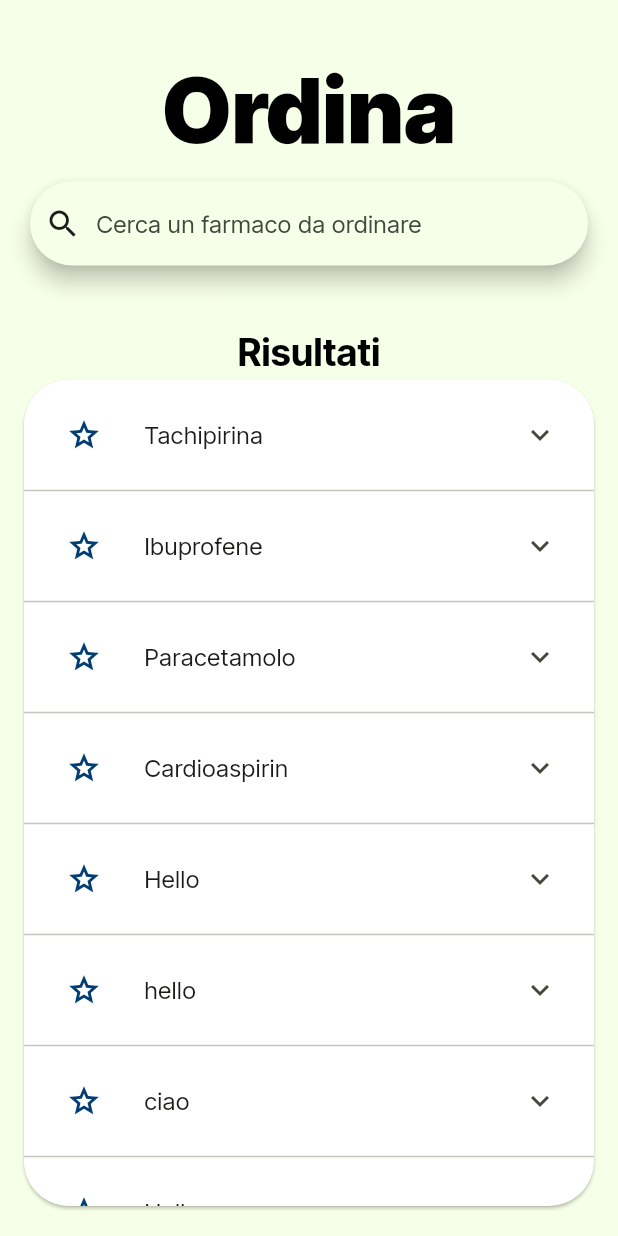
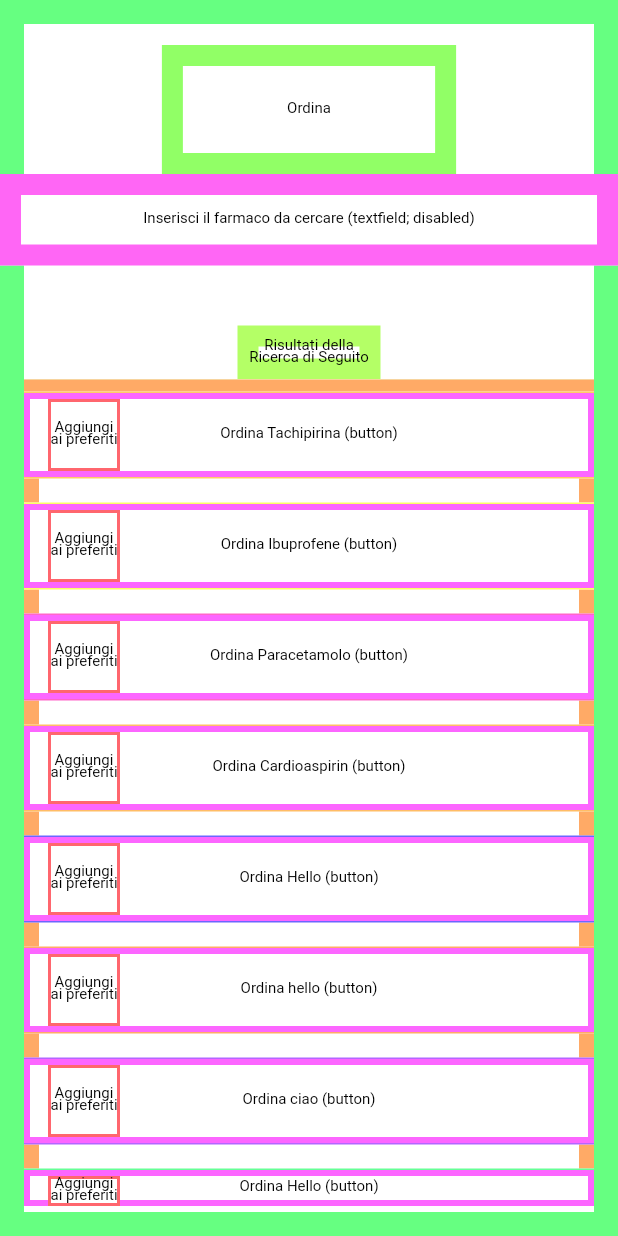
Before and after one commit to FLopriore/pharmate, a Flutter app: the SearchResultsPage screen opened directly, on a phone screen of 412 x 824 dp. Run offline on Flutter 3.47's test engine with Material 3 defaults, Android fonts, the phone set to English and light mode, and no system bars; our stand-ins replace flutter_secure_storage, google_fonts, shared_preferences; accounts and stored records are empty; network calls fail.

Commit message:
Improved Semantics

```diff
--- a/lib/main.dart
+++ b/lib/main.dart
@@ -21,7 +21,7 @@ class MyApp extends StatelessWidget {
       child: Consumer(
         builder:(context, AccessibilityProvider themeNotifier, child){
           return MaterialApp(
-            showSemanticsDebugger: false, //IMPOSTA A TRUE PER VEDERE LA SEMANTICA
+            showSemanticsDebugger: true, //IMPOSTA A TRUE PER VEDERE LA SEMANTICA
             debugShowCheckedModeBanner: false,
             title: 'PharMate',
             theme: ThemeData(
@@ -29,7 +29,7 @@ class MyApp extends StatelessWidget {
                   colorScheme: lightColorScheme,
                   textTheme: themeNotifier.isAccessibleFont ? GoogleFonts.lexendDecaTextTheme() : GoogleFonts.interTightTextTheme(),
             ),
-            home: const LoginPage(),
+            home: const SearchResultsPage(),
           );
         }
       ),
--- a/lib/widgets/medicine_list_view.dart
+++ b/lib/widgets/medicine_list_view.dart
@@ -46,10 +46,17 @@ class _MedicineListViewState extends State<MedicineListView> {
               String element = searchResultsList.elementAt(index);
               bool isFavorite = _favList.contains(element); // check if the result is among favorite medicines
 
-              return ExpansionTile(
+              return Semantics(
+                explicitChildNodes: true,
+                child:ExpansionTile(
                 shape: Border.all(color: Colors.transparent),
                 title: Semantics(onTapHint: "Tocca per scegliere la farmacia dal quale ordinare",child:Text(element,semanticsLabel: "Ordina $element",),),
-                leading: IconButton(
+                leading: Semantics(
+                  label: "Aggiungi ai preferiti",
+                  button: true,
+                  container: true,
+                  explicitChildNodes: true,
+                  child: ExcludeSemantics(child:IconButton(
                     icon: (isFavorite)
                         ? const Icon(Icons.grade)
                         : const Icon(Icons.grade_outlined),
@@ -66,6 +73,7 @@ class _MedicineListViewState extends State<MedicineListView> {
                     },
                     style: ButtonStyle(
                         iconColor: MaterialStateProperty.all(const Color(0xff023D74)))),
+                ),),
                 children: [
                   for (var i in listPharma)
                     Semantics(
@@ -82,6 +90,7 @@ class _MedicineListViewState extends State<MedicineListView> {
                     )
                       ),
                 ], //TODO: add pharmas that have medicine
+              )
               );
             }),
     );
```
Also changed, not shown: lib/screens/confirm_order_page.dart (+21 -4 lines).
